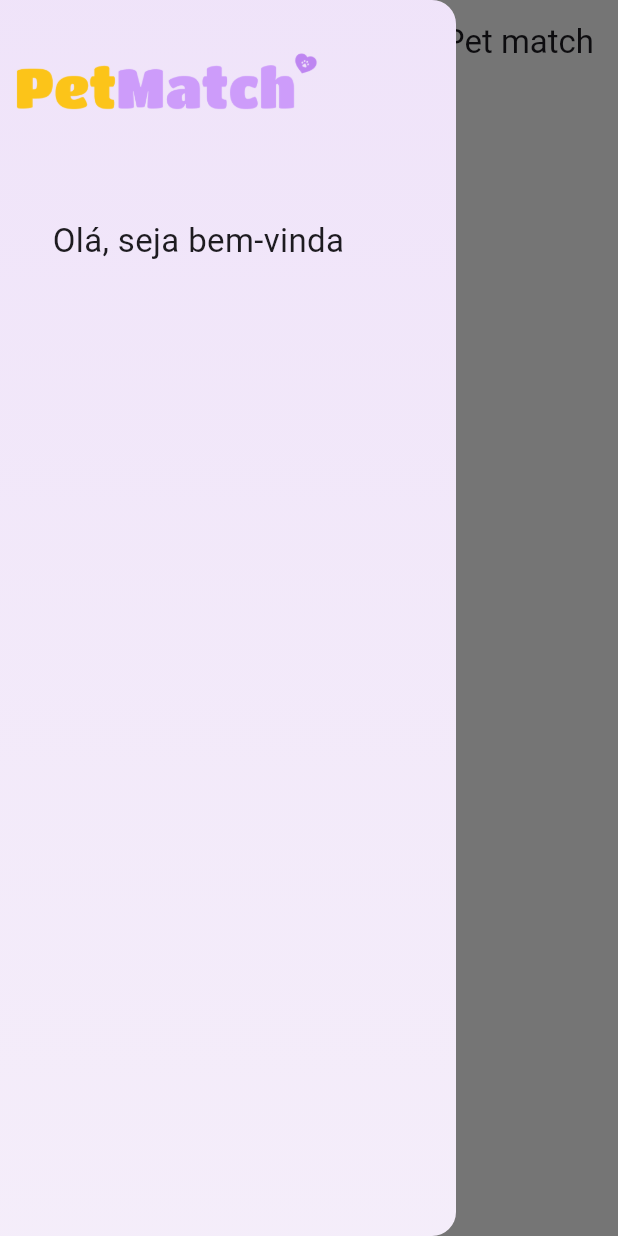
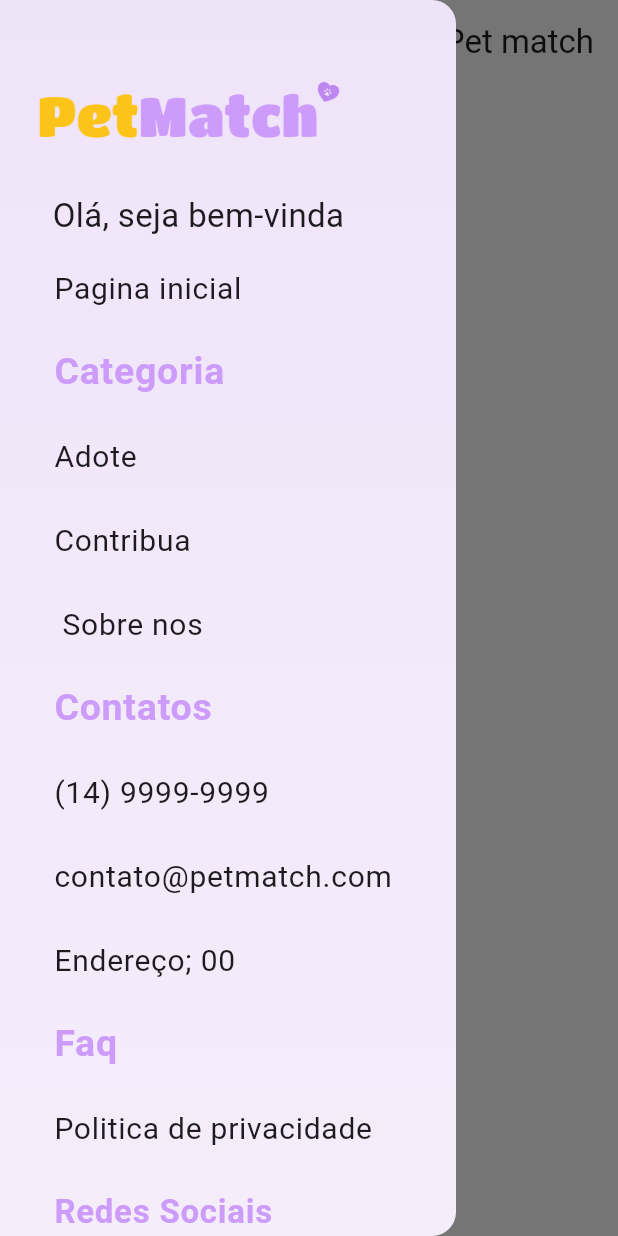
Before and after one commit to TainaDeAlves/mobile_projetoPetMatch, a Flutter app: the screen it shows after launch, with the side drawer open, on a phone screen of 412 x 824 dp. Run offline on Flutter 3.47's test engine with Material 3 defaults, Android fonts, the light colour scheme and no system bars.

Commit message:
terminei o menu

```diff
--- a/app_projetopetmatch/lib/home.dart
+++ b/app_projetopetmatch/lib/home.dart
@@ -31,30 +31,131 @@ class _HomePageState extends State<HomePage> {
           child: ListView(
             children: [
               Padding(
-                padding: const EdgeInsets.symmetric(horizontal: 10, vertical: 5),
-                child: Row(
-                  mainAxisAlignment: MainAxisAlignment.start,
-                children: [Image.asset(
-                  'assets/logo3.png',
-                  width: 205,
-                  height: 100,
-                ),
-                ]
-              ),
+                padding: const EdgeInsets.only(bottom: 5, top: 50, left: 25),
+                child:
+                    Row(mainAxisAlignment: MainAxisAlignment.start, children: [
+                  Image.asset(
+                    'assets/logo3.png',
+                    width: 205,
+                  ),
+                ]),
               ),
               const Padding(
-                padding: EdgeInsets.all(35.0),
+                padding: EdgeInsets.only(top: 25, left: 35),
                 child: Text(
                   "Olá, seja bem-vinda",
                   style: TextStyle(fontSize: 22, fontWeight: FontWeight.w400),
                 ),
-
-
+              ),
+              const Padding(
+                padding: EdgeInsets.only(top: 5, left: 20),
+                child: Column(
+                  children: [
+                    ListTile(
+                      title: Text(
+                        "Pagina inicial",
+                        style: TextStyle(fontSize: 20),
+                      ),
+                    ),
+                    ListTile(
+                      title: Text(
+                        "Categoria",
+                        style: TextStyle(
+                            fontSize: 25,
+                            fontWeight: FontWeight.bold,
+                            color: Color(0xffcd9cfa)),
+                      ),
+                    ),
+                    ListTile(
+                      title: Text(
+                        "Adote",
+                        style: TextStyle(fontSize: 20),
+                      ),
+                    ),
+                    ListTile(
+                      title: Text(
+                        "Contribua",
+                        style: TextStyle(fontSize: 20),
+                      ),
+                    ),
+                    ListTile(
+                      title: Text(
+                        " Sobre nos",
+                        style: TextStyle(fontSize: 20),
+                      ),
+                    ),
+                    ListTile(
+                      title: Text(
+                        "Contatos",
+                        style: TextStyle(
+                            fontSize: 25,
+                            fontWeight: FontWeight.bold,
+                            color: Color(0xffcd9cfa)),
+                      ),
+                    ),
+                    ListTile(
+                      title: Text(
+                        "(14) 9999-9999",
+                        style: TextStyle(fontSize: 20),
+                      ),
+                    ),
+                    ListTile(
+                      title: Text(
+                        "contato@petmatch.com",
+                        style: TextStyle(fontSize: 20),
+                      ),
+                    ),
+                    ListTile(
+                      title: Text(
+                        "Endereço; 00",
+                        style: TextStyle(fontSize: 20),
+                      ),
+                    ),
+                    ListTile(
+                      title: Text(
+                        "Faq",
+                        style: TextStyle(
+                            fontSize: 25,
+                            fontWeight: FontWeight.bold,
+                            color: Color(0xffcd9cfa)),
+                      ),
+                    ),
+                    ListTile(
+                      title: Text(
+                        "Politica de privacidade",
+                        style: TextStyle(fontSize: 20),
+                      ),
+                    ),
+                    ListTile(
+                      title: Text(
+                        "Redes Sociais",
+                        style: TextStyle(
+                            fontSize: 22,
+                            fontWeight: FontWeight.bold,
+                            color: Color(0xffcd9cfa)),
+                      ),
+                    ),
+                    Padding(
+                      padding: EdgeInsets.only(left:25),
+                      child: Row(
+                        children: [
+                          Icon(Icons.label_important_outline),
+                          Icon(Icons.label_important_outline),
+                          Icon(Icons.label_important_outline),
+                        ],
+                      ),
+                    )
+                  ],
+                ),
               )
             ],
           ),
         ),
       ),
+
+
+
+
     );
   }
 }
```
Also changed, not shown: app_projetopetmatch/assets/banner_barra.png (added).
